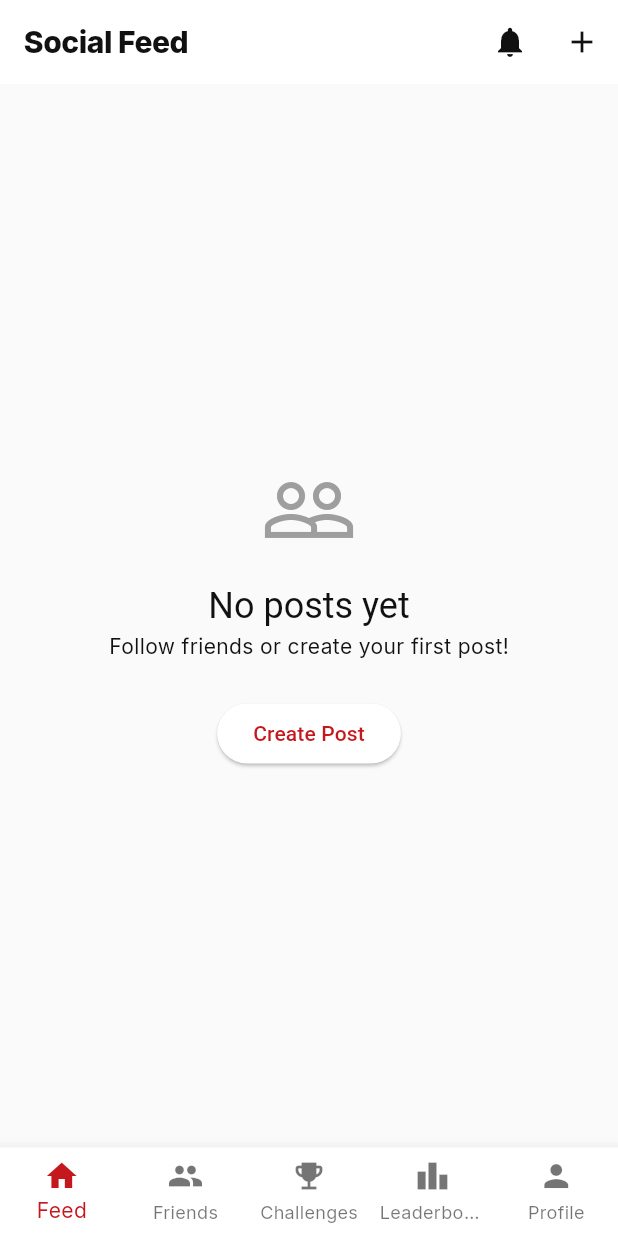
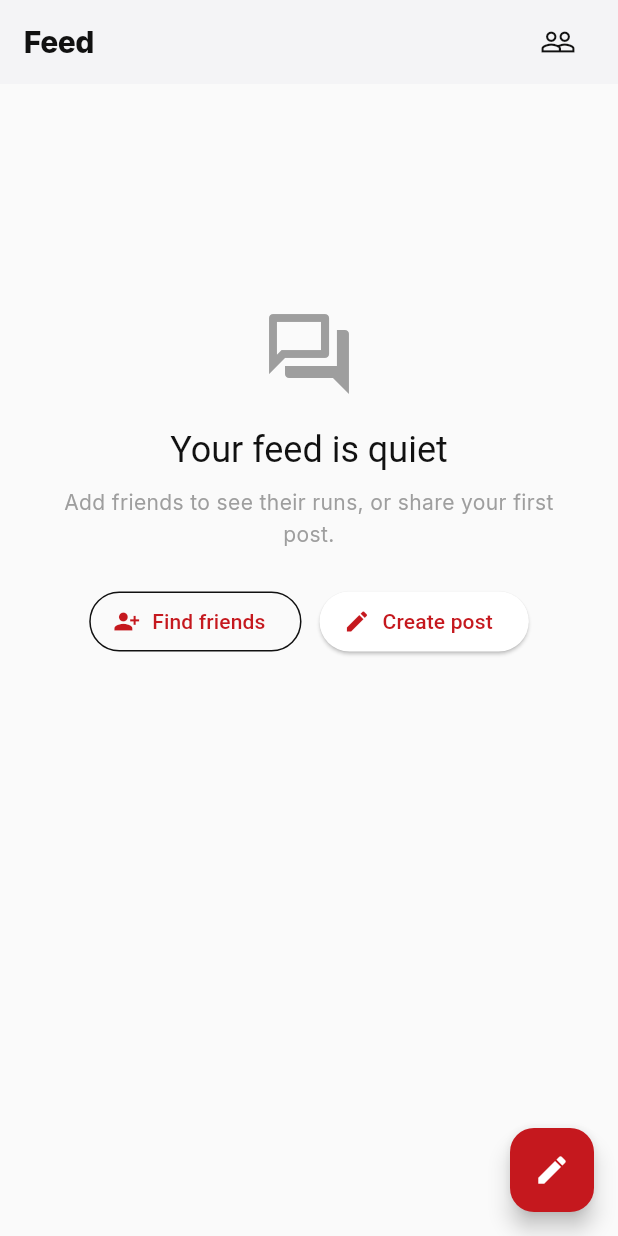
Before and after one commit to uyito/trego, a Flutter app: the SocialFeedScreen screen opened directly, on a phone screen of 412 x 824 dp. Run offline on Flutter 3.47's test engine with Material 3 defaults, Android fonts, the phone set to English and light mode, and no system bars; our stand-ins replace cloud_firestore, connectivity_plus, dio, firebase_analytics, firebase_auth, firebase_core and 10 more; missing offline and left inert: health; accounts and stored records are empty; network calls fail.

Commit message:
feat(feed): wire the real social feed into the Feed tab (#11)
The primary Feed tab showed a "coming soon" placeholder while the fully
built SocialFeedScreen (feed actions, friends-visibility, the like/
comment events that generate notifications) was only reachable via a
legacy "Social" row in You. This puts it on the main tab.

- app_shell: Feed tab now renders SocialFeedScreen (was
  FeedPlaceholderScreen). A GlobalKey<SocialFeedScreenState> lets the
  shell reload the kept-alive feed on tab→Feed (parity with Home's
  metrics refresh). SocialService injected from a root Provider so the
  feed is testable/stubbable.
- SocialFeedScreen adapted for tab context: TregoAppBar titled "Feed"
  with a Friends action; compose FloatingActionButton; removed its own
  bottom nav bar (the shell owns it) and its redundant notifications
  icon (home bell owns notifications). State made public + reload().
- Refined empty state for the friends-visibility reality ("Your feed is
  quiet" + Find friends / Create post CTAs).
- Removed the "Social (legacy)" You row (SocialHub/challenges files kept
  for when challenges gets a backend). Deleted FeedPlaceholderScreen.
- app.dart: register Provider<SocialService> at root.

Tests: +6 (feed tab chrome / compose FAB / empty-state CTAs) and updated
harnesses (app_shell gets Provider<SocialService>; StubSocialService
stubs getFeed/getFriends; feed-action wrap gets TregoTheme for tokens).
flutter test 326/326 green. analyze: no new errors. check-tokens OK.

Co-authored-by: Claude Opus 4.7 (1M context) <noreply@anthropic.com>

```diff
--- a/lib/app.dart
+++ b/lib/app.dart
@@ -5,6 +5,7 @@ import 'auth/register_screen.dart';
 import 'metrics/metrics_api_client.dart';
 import 'metrics/metrics_provider.dart';
 import 'notifications/notifications_provider.dart';
+import 'social/social_service.dart';
 import 'navigation/app_shell.dart';
 import 'providers/app_state_provider.dart';
 import 'providers/feed_provider.dart';
@@ -60,6 +61,7 @@ class _TregoAppState extends State<TregoApp> {
         ChangeNotifierProvider<NotificationsProvider>(
           create: (_) => NotificationsProvider(),
         ),
+        Provider<SocialService>(create: (_) => SocialService()),
       ],
       child: Consumer2<AppStateProvider, AppearanceController>(
         builder: (context, appState, appearance, _) {
--- a/lib/screens/you_screen.dart
+++ b/lib/screens/you_screen.dart
@@ -7,7 +7,6 @@ import '../recipes/recipe_screen.dart';
 import '../shared/notification_settings_screen.dart';
 import '../shared/theme/context_tokens.dart';
 import '../shared/theme/trego_tokens.dart';
-import '../social/social_hub.dart';
 import '../tdee/tdee_screen.dart';
 import '../tracker/tracker_dashboard_screen.dart';
 import '../widgets/core/trego_app_bar.dart';
@@ -50,7 +49,6 @@ class YouScreen extends StatelessWidget {
           _Row(icon: Icons.timeline, title: 'Run History', onTap: () => _push(context, const TrackerDashboardScreen())),
           const _SectionLabel(label: 'Activity'),
           _Row(icon: Icons.emoji_events_outlined, title: 'Achievements', onTap: () => _push(context, const AchievementsScreen())),
-          _Row(icon: Icons.people_outline, title: 'Social (legacy)', onTap: () => _push(context, const SocialHub())),
           const _SectionLabel(label: 'Settings'),
           _Row(icon: Icons.notifications_none, title: 'Notifications', onTap: () => _push(context, const NotificationSettingsScreen())),
           _Row(icon: Icons.palette_outlined, title: 'Appearance', onTap: () => _push(context, const AppearanceSettingsScreen())),
--- a/lib/social/screens/social_feed_screen.dart
+++ b/lib/social/screens/social_feed_screen.dart
@@ -1,9 +1,12 @@
 import 'package:flutter/material.dart';
 import 'package:share_plus/share_plus.dart';
+import '../../shared/theme/context_tokens.dart';
+import '../../widgets/core/trego_app_bar.dart';
 import '../social_service.dart';
 import '../widgets/comments_sheet.dart';
 import '../widgets/edit_post_dialog.dart';
 import '../widgets/report_dialog.dart';
+import 'friends_screen.dart';
 
 class SocialFeedScreen extends StatefulWidget {
   /// Injectable for tests; defaults to a real [SocialService].
@@ -12,10 +15,13 @@ class SocialFeedScreen extends StatefulWidget {
   const SocialFeedScreen({super.key, this.service});
 
   @override
-  State<SocialFeedScreen> createState() => _SocialFeedScreenState();
+  SocialFeedScreenState createState() => SocialFeedScreenState();
 }
 
-class _SocialFeedScreenState extends State<SocialFeedScreen> {
+class SocialFeedScreenState extends State<SocialFeedScreen> {
+  /// Re-fetch the feed. Called by the shell when the Feed tab is (re)selected.
+  Future<void> reload() => _loadFeed();
+
   late final SocialService _socialService = widget.service ?? SocialService();
   final ScrollController _scrollController = ScrollController();
 
@@ -87,24 +93,32 @@ class _SocialFeedScreenState extends State<SocialFeedScreen> {
   @override
   Widget build(BuildContext context) {
     return Scaffold(
-      appBar: AppBar(
-        title: Text('Social Feed'),
-        actions: [
+      backgroundColor: context.tokens.canvas,
+      appBar: TregoAppBar(
+        title: 'Feed',
+        trailing: [
           IconButton(
-            icon: Icon(Icons.notifications),
-            onPressed: () => Navigator.pushNamed(context, '/notifications'),
-          ),
-          IconButton(
-            icon: Icon(Icons.add),
-            onPressed: () => _showCreatePostDialog(),
+            icon: const Icon(Icons.people_outline),
+            tooltip: 'Friends',
+            onPressed: _openFriends,
           ),
         ],
+      ),
+      floatingActionButton: FloatingActionButton(
+        onPressed: _showCreatePostDialog,
+        tooltip: 'New post',
+        child: const Icon(Icons.edit),
       ),
       body: RefreshIndicator(
         onRefresh: _loadFeed,
         child: _buildFeedList(),
       ),
-      bottomNavigationBar: _buildBottomNavBar(),
+    );
+  }
+
+  void _openFriends() {
+    Navigator.of(context).push(
+      MaterialPageRoute(builder: (_) => const FriendsScreen()),
     );
   }
 
@@ -114,21 +128,48 @@ class _SocialFeedScreenState extends State<SocialFeedScreen> {
     }
 
     if (_posts.isEmpty) {
-      return Center(
-        child: Column(
-          mainAxisAlignment: MainAxisAlignment.center,
-          children: [
-            Icon(Icons.people_outline, size: 64, color: Colors.grey),
-            SizedBox(height: 16),
-            Text('No posts yet', style: Theme.of(context).textTheme.headlineSmall),
-            Text('Follow friends or create your first post!'),
-            SizedBox(height: 24),
-            ElevatedButton(
-              onPressed: _showCreatePostDialog,
-              child: Text('Create Post'),
+      // Friends-scoped feeds are legitimately empty until you add friends
+      // or post something, so nudge toward both.
+      return ListView(
+        // Keep pull-to-refresh working over the empty state.
+        physics: const AlwaysScrollableScrollPhysics(),
+        children: [
+          SizedBox(height: MediaQuery.of(context).size.height * 0.18),
+          const Icon(Icons.forum_outlined, size: 64, color: Colors.grey),
+          const SizedBox(height: 16),
+          Center(
+            child: Text('Your feed is quiet',
+                style: Theme.of(context).textTheme.headlineSmall),
+          ),
+          const SizedBox(height: 8),
+          const Center(
+            child: Padding(
+              padding: EdgeInsets.symmetric(horizontal: 32),
+              child: Text(
+                'Add friends to see their runs, or share your first post.',
+                textAlign: TextAlign.center,
+                style: TextStyle(color: Colors.grey),
+              ),
             ),
-          ],
-        ),
+          ),
+          const SizedBox(height: 24),
+          Row(
+            mainAxisAlignment: MainAxisAlignment.center,
+            children: [
+              OutlinedButton.icon(
+                onPressed: _openFriends,
+                icon: const Icon(Icons.person_add_alt_1),
+                label: const Text('Find friends'),
+              ),
+              const SizedBox(width: 12),
+              ElevatedButton.icon(
+                onPressed: _showCreatePostDialog,
+                icon: const Icon(Icons.edit),
+                label: const Text('Create post'),
+              ),
+            ],
+          ),
+        ],
       );
     }
 
@@ -243,20 +284,6 @@ class _SocialFeedScreenState extends State<SocialFeedScreen> {
     );
   }
 
-  Widget _buildBottomNavBar() {
-    return BottomNavigationBar(
-      type: BottomNavigationBarType.fixed,
-      currentIndex: 0,
-      onTap: (index) => _navigateToTab(index),
-      items: [
-        BottomNavigationBarItem(icon: Icon(Icons.home), label: 'Feed'),
-        BottomNavigationBarItem(icon: Icon(Icons.people), label: 'Friends'),
-        BottomNavigationBarItem(icon: Icon(Icons.emoji_events), label: 'Challenges'),
-        BottomNavigationBarItem(icon: Icon(Icons.leaderboard), label: 'Leaderboard'),
-        BottomNavigationBarItem(icon: Icon(Icons.person), label: 'Profile'),
-      ],
-    );
-  }
 
   void _showCreatePostDialog() {
     final TextEditingController controller = TextEditingController();
@@ -475,25 +502,6 @@ class _SocialFeedScreenState extends State<SocialFeedScreen> {
     }
   }
 
-  void _navigateToTab(int index) {
-    switch (index) {
-      case 0:
-        // Already on feed
-        break;
-      case 1:
-        Navigator.pushNamed(context, '/friends');
-        break;
-      case 2:
-        Navigator.pushNamed(context, '/challenges');
-        break;
-      case 3:
-        Navigator.pushNamed(context, '/leaderboard');
-        break;
-      case 4:
-        Navigator.pushNamed(context, '/profile');
-        break;
-    }
-  }
 
   String _formatTimestamp(String? timestamp) {
     if (timestamp == null) return '';
```
Also changed, not shown: lib/navigation/app_shell.dart (+8 -2 lines), lib/screens/feed_placeholder_screen.dart (deleted, +0 -45 lines), 3 other files.
